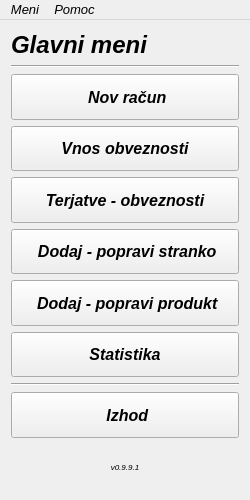
Qt form mainwindow.ui (MaxMaxy/racun) before a commit.
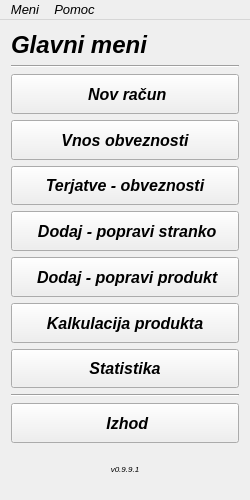
The same form after that commit. Icons and pictures are not drawn.

```diff
--- a/mainwindow.ui
+++ b/mainwindow.ui
@@ -234,6 +234,36 @@
         </property>
        </widget>
       </item>
+      <item>
+       <widget class="QPushButton" name="pushButton_8">
+        <property name="sizePolicy">
+         <sizepolicy hsizetype="Minimum" vsizetype="Minimum">
+          <horstretch>0</horstretch>
+          <verstretch>0</verstretch>
+         </sizepolicy>
+        </property>
+        <property name="font">
+         <font>
+          <pointsize>12</pointsize>
+          <weight>75</weight>
+          <bold>true</bold>
+         </font>
+        </property>
+        <property name="text">
+         <string>Kalkulacija produkta</string>
+        </property>
+        <property name="icon">
+         <iconset resource="files.qrc">
+          <normaloff>:/icons/calculation.png</normaloff>:/icons/calculation.png</iconset>
+        </property>
+        <property name="iconSize">
+         <size>
+          <width>22</width>
+          <height>22</height>
+         </size>
+        </property>
+       </widget>
+      </item>
       <item>
        <widget class="QPushButton" name="pushButton_7">
         <property name="sizePolicy">
```
Left out of the diff: 19 changed lines with no effect on the pictures.
